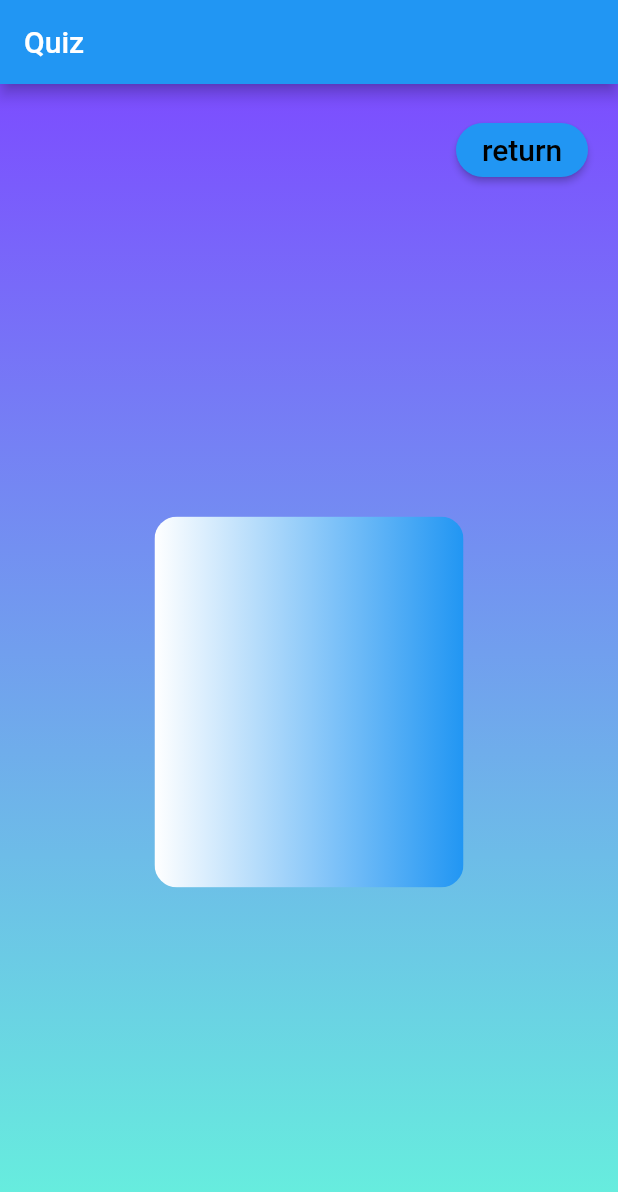
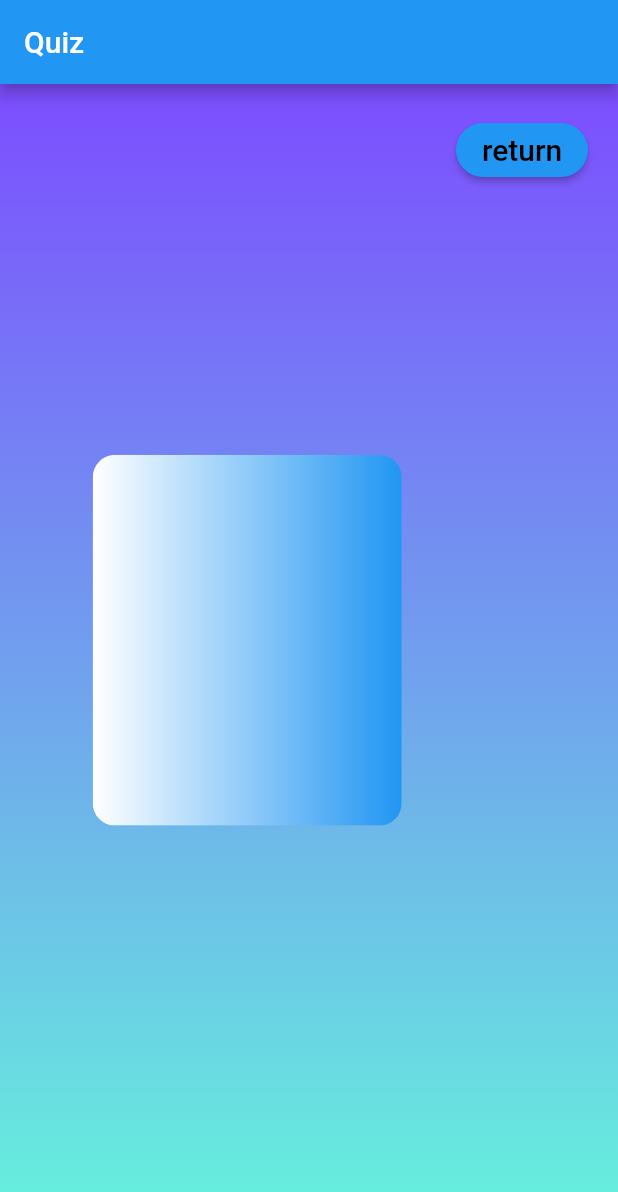
Before and after one commit to Yazid-Krayem/ibdaa_app_github, a Flutter app: the screen it shows after launch, after a tap on "Start Quiz", on a phone screen of 412 x 824 dp. Shown: the top 1192 px of the screen. Run offline on Flutter 3.47's test engine with Material 2 defaults, Android fonts, the phone set to English and light mode, and no system bars; our stand-ins replace flutter_speed_dial, localstorage, share; missing offline and left inert: cooky, dart:html, js_shims; network calls fail.

Commit message:
_mobileScreen Question container

```diff
--- a/lib/ui/quizPage/quizPage.dart
+++ b/lib/ui/quizPage/quizPage.dart
@@ -447,7 +447,11 @@ class _QuizPageState extends State<QuizPage> with TickerProviderStateMixin {
                 // crossAxisAlignment: CrossAxisAlignment.,
                 mainAxisAlignment: MainAxisAlignment.center,
                 children: [
-                  indexStacked(),
+                  Container(
+                    width: MediaQuery.of(context).size.width * 0.7,
+                    height: MediaQuery.of(context).size.height * 0.4,
+                    child: indexStacked(),
+                  ),
                   _answersButtonRow(),
                 ],
               )
```
